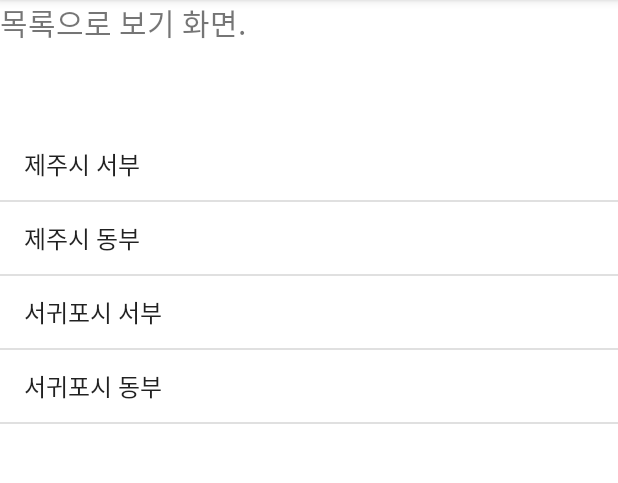
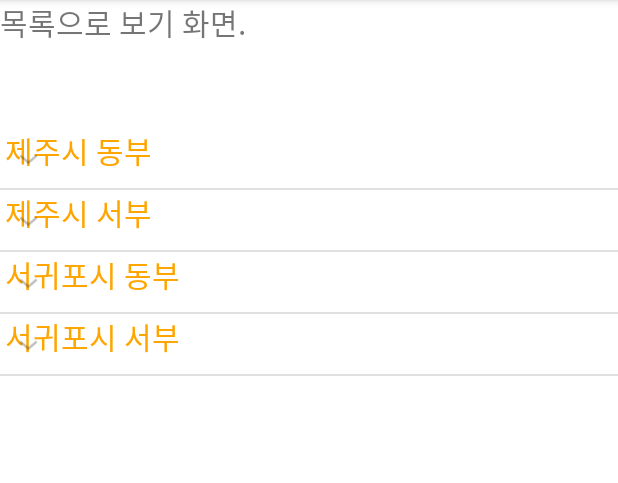
Before and after one commit to Hyeon0706/GotoJeju, an Android app: the Categori screen opened directly, with no data from a screen before it, on a phone screen of 412 x 824 dp, the part 84-567 px from its top. Run offline under Robolectric (Android 15) with nearby library versions, the phone set to English and light mode, and no system bars.

Commit message:
목록 세분화

```diff
--- a/app/src/main/java/com/example/myapplication/Categori.java
+++ b/app/src/main/java/com/example/myapplication/Categori.java
@@ -5,8 +5,9 @@ import android.os.Bundle;
 import android.view.View;
 import android.widget.AdapterView;
 import android.widget.ArrayAdapter;
-import android.widget.ListView;
+import android.widget.ExpandableListView;
 import android.widget.Toast;
+import java.util.ArrayList;
 
 import androidx.appcompat.app.AppCompatActivity;
 
@@ -14,24 +15,42 @@ import java.util.ArrayList;
 
 
 public class Categori extends AppCompatActivity {
-    ListView listView;
+    ExpandableListView listView;
     @Override
     protected void onCreate(Bundle savedInstanceState){
         super.onCreate(savedInstanceState);
         setContentView(R.layout.categori);
 
-        ArrayList<String> locale = new ArrayList<>();
-        locale.add("제주시 서부");
-        locale.add("제주시 동부");
-        locale.add("서귀포시 서부");
-        locale.add("서귀포시 동부");
+        ArrayList<Group> DataList = new ArrayList<Group>();
+        listView = (ExpandableListView) findViewById(R.id.exListView);
+        Group temp = new Group("제주시 동부");
+        temp.child.add("제주시내");
+        temp.child.add("조천읍");
+        temp.child.add("구좌읍");
+        temp.child.add("우도면");
+        DataList.add(temp);
+        temp = new Group("제주시 서부");
+        temp.child.add("한경읍");
+        temp.child.add("한림읍");
+        temp.child.add("애월읍");
+        temp.child.add("추자면");
+        DataList.add(temp);
+        temp = new Group("서귀포시 동부");
+        temp.child.add("남원읍");
+        temp.child.add("성산읍");
+        temp.child.add("표선면");
+        DataList.add(temp);
+        temp = new Group("서귀포시 서부");
+        temp.child.add("서귀포시내");
+        temp.child.add("대정읍");
+        temp.child.add("안덕면");
+        DataList.add(temp);
 
-        ArrayAdapter<String> adapter = new ArrayAdapter<String>(this, android.R.layout.simple_list_item_1,locale);
-
-        listView = (ListView) findViewById(R.id.listView);
+        ExpandAdapter adapter = new ExpandAdapter(getApplicationContext(),R.layout.group_row,R.layout.child_row,DataList);
         listView.setAdapter(adapter);
 
-        listView.setOnItemClickListener(new AdapterView.OnItemClickListener() {
+
+        /*listView.setOnItemClickListener(new AdapterView.OnItemClickListener() {
             @Override
             public void onItemClick(AdapterView<?> parent, View view, int position, long id) {
                 Object vo = (Object)parent.getAdapter().getItem(position);
@@ -54,7 +73,7 @@ public class Categori extends AppCompatActivity {
 
 
             }
-        });
+        });*/
     }
 
 
--- /dev/null
+++ b/app/src/main/java/com/example/myapplication/ExpandAdapter.java
@@ -0,0 +1,100 @@
+package com.example.myapplication;
+
+import android.content.Context;
+import android.provider.ContactsContract;
+import android.view.LayoutInflater;
+import android.view.View;
+import android.view.ViewGroup;
+import android.widget.BaseExpandableListAdapter;
+import android.widget.ImageView;
+import android.widget.TextView;
+
+import java.util.ArrayList;
+
+/**
+ * Created by JSY on 2016-02-04.
+ */
+public class ExpandAdapter extends BaseExpandableListAdapter {
+    private Context context;
+    private int groupLayout = 0;
+    private int chlidLayout = 0;
+    private ArrayList<Group> DataList;
+    private LayoutInflater myinf = null;
+
+    public ExpandAdapter(Context context,int groupLay,int chlidLay,ArrayList<Group> DataList){
+        this.DataList = DataList;
+        this.groupLayout = groupLay;
+        this.chlidLayout = chlidLay;
+        this.context = context;
+        this.myinf = (LayoutInflater)context.getSystemService(Context.LAYOUT_INFLATER_SERVICE);
+    }
+
+    @Override
+    public View getGroupView(int groupPosition, boolean isExpanded, View convertView, ViewGroup parent) {
+        // TODO Auto-generated method stub
+        if(convertView == null){
+            convertView = myinf.inflate(this.groupLayout, parent, false);
+        }
+        TextView groupName = (TextView)convertView.findViewById(R.id.groupName);
+        groupName.setText(DataList.get(groupPosition).groupName);
+        return convertView;
+    }
+
+    @Override
+    public View getChildView(int groupPosition, int childPosition, boolean isLastChild, View convertView, ViewGroup parent) {
+        // TODO Auto-generated method stub
+        if(convertView == null){
+            convertView = myinf.inflate(this.chlidLayout, parent, false);
+        }
+        TextView childName = (TextView)convertView.findViewById(R.id.childName);
+        childName.setText(DataList.get(groupPosition).child.get(childPosition));
+        return convertView;
+    }
+    @Override
+    public boolean hasStableIds() {
+        // TODO Auto-generated method stub
+        return true;
+    }
+
+    @Override
+    public boolean isChildSelectable(int groupPosition, int childPosition) {
+        // TODO Auto-generated method stub
+        return true;
+    }
+    @Override
+    public Object getChild(int groupPosition, int childPosition) {
+        // TODO Auto-generated method stub
+        return DataList.get(groupPosition).child.get(childPosition);
+    }
+
+    @Override
+    public long getChildId(int groupPosition, int childPosition) {
+        // TODO Auto-generated method stub
+        return childPosition;
+    }
+
+    @Override
+    public int getChildrenCount(int groupPosition) {
+        // TODO Auto-generated method stub
+        return DataList.get(groupPosition).child.size();
+    }
+
+    @Override
+    public Group getGroup(int groupPosition) {
+        // TODO Auto-generated method stub
+        return DataList.get(groupPosition);
+    }
+
+    @Override
+    public int getGroupCount() {
+        // TODO Auto-generated method stub
+        return DataList.size();
+    }
+
+    @Override
+    public long getGroupId(int groupPosition) {
+        // TODO Auto-generated method stub
+        return groupPosition;
+    }
+
+}
--- /dev/null
+++ b/app/src/main/java/com/example/myapplication/Group.java
@@ -0,0 +1,10 @@
+package com.example.myapplication;
+import java.util.ArrayList;
+public class Group {
+    public ArrayList<String> child;
+    public String groupName;
+    Group(String name){
+        groupName = name;
+        child = new ArrayList<String>();
+    }
+}
--- a/app/src/main/res/layout/categori.xml
+++ b/app/src/main/res/layout/categori.xml
@@ -12,10 +12,12 @@
         android:text="목록으로 보기 화면."
         android:textSize="20dp"/>
 
-    <ListView
-        android:id="@+id/listView"
+    <ExpandableListView
+        android:id="@+id/exListView"
         android:layout_width="match_parent"
         android:layout_height="0dp"
-        android:layout_weight="8"/>
+        android:layout_weight="8"
+        android:indicatorLeft="?android:attr/expandableListPreferredItemIndicatorLeft" />
+
 
 </LinearLayout>
--- /dev/null
+++ b/app/src/main/res/layout/child_row.xml
@@ -0,0 +1,17 @@
+<?xml version="1.0" encoding="utf-8"?>
+<LinearLayout
+    xmlns:android="http://schemas.android.com/apk/res/android"
+    android:layout_width="match_parent"
+    android:layout_height="match_parent"
+    android:orientation="vertical">
+    <TextView
+        android:id="@+id/childName"
+        android:textColor="#FFA500"
+        android:layout_width="wrap_content"
+        android:layout_height="wrap_content"
+        android:textSize="25dip"
+        android:paddingLeft="40dip"
+        />
+
+
+</LinearLayout>
--- /dev/null
+++ b/app/src/main/res/layout/group_row.xml
@@ -0,0 +1,15 @@
+<?xml version="1.0" encoding="utf-8"?>
+<LinearLayout
+    xmlns:android="http://schemas.android.com/apk/res/android"
+    android:layout_width="match_parent"
+    android:layout_height="match_parent"
+    android:orientation="vertical">
+
+    <TextView android:id="@+id/groupName"
+        android:layout_width="match_parent"
+        android:layout_height="40dp"
+        android:textSize="20dp"
+        android:paddingLeft="5px"
+        android:textColor = "#FFA500"
+        />
+</LinearLayout>
```
